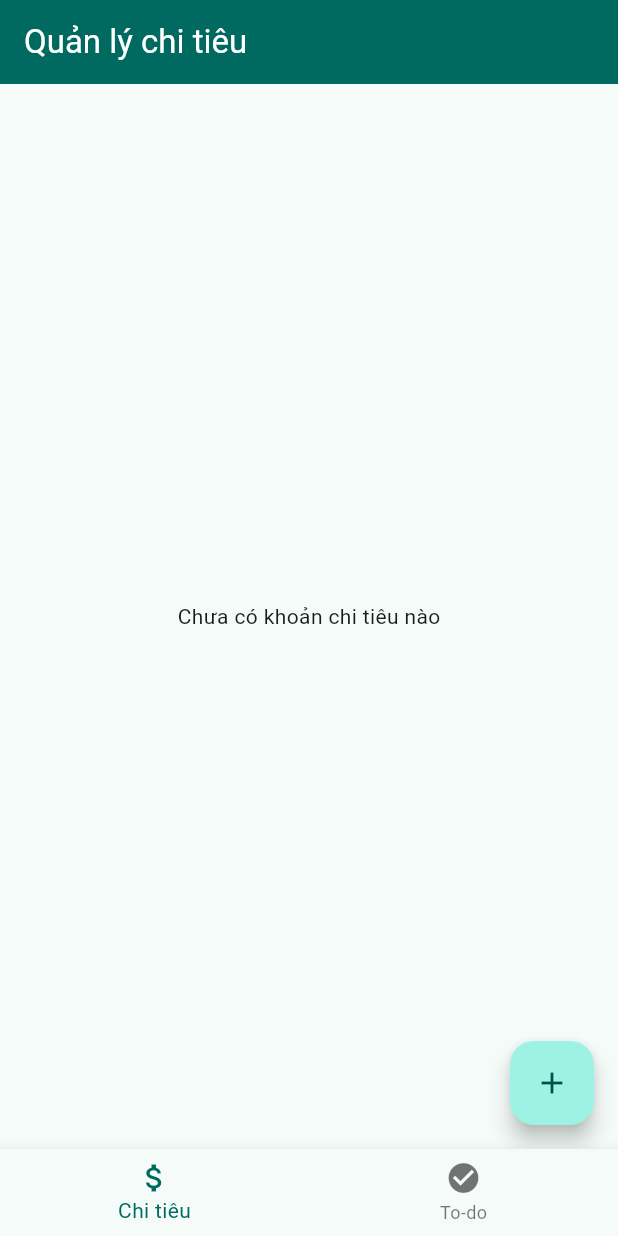
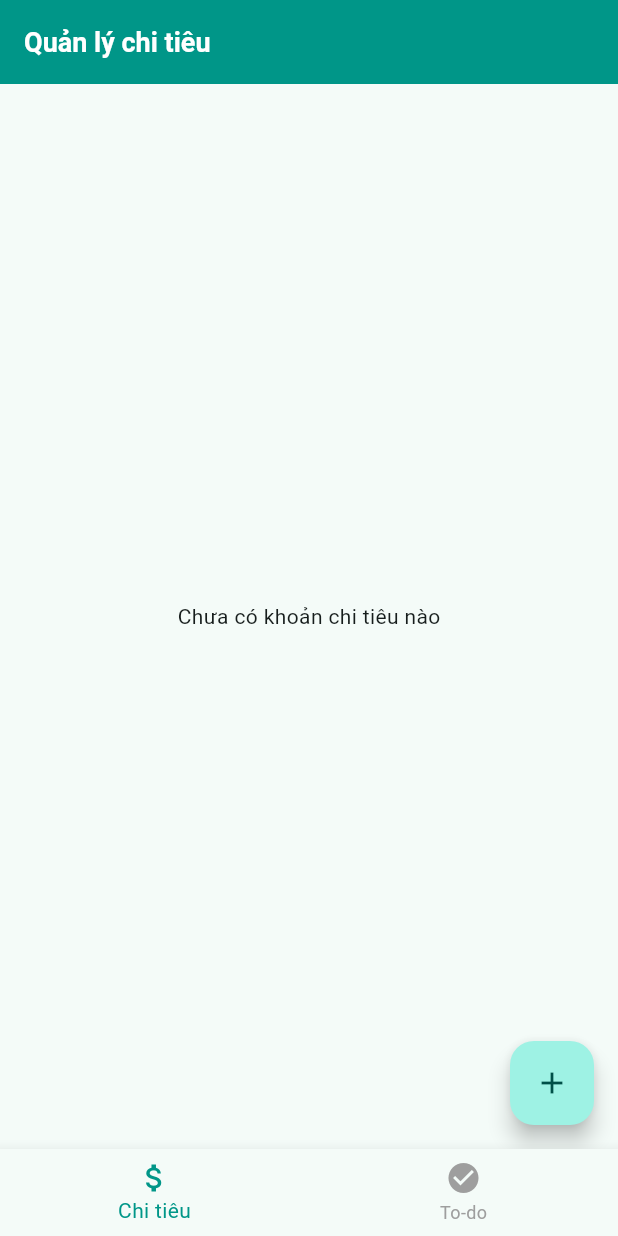
Before and after one commit to TrungTinTapCode/miniapp, a Flutter app: the screen it shows after launch, after a tap on the "add" icon, after a tap on the "delete" icon, on a phone screen of 412 x 824 dp. Run offline on Flutter 3.47's test engine with Material 3 defaults, Android fonts, the phone set to English and light mode, and no system bars.

Commit message:
refactor screen, add styles

```diff
--- /dev/null
+++ b/lib/constants/app_colors.dart
@@ -0,0 +1,19 @@
+import 'package:flutter/material.dart';
+
+class AppColors {
+  // Màu chủ đạo
+  static const Color primary = Colors.teal;
+  static const Color accent = Colors.orange;
+
+  // Text
+  static const Color textPrimary = Colors.black87;
+  static const Color textSecondary = Colors.grey;
+
+  // Trạng thái
+  static const Color success = Colors.green;
+  static const Color error = Colors.red;
+
+  // Nền
+  static const Color background = Color(0xFFF5F5F5);
+  static const Color cardBackground = Colors.white;
+}
--- /dev/null
+++ b/lib/constants/app_styles.dart
@@ -0,0 +1,32 @@
+import 'package:flutter/material.dart';
+import 'app_colors.dart';
+
+class AppStyles {
+  // Tiêu đề chính
+  static const TextStyle title = TextStyle(
+    fontSize: 18,
+    fontWeight: FontWeight.bold,
+    color: AppColors.textPrimary,
+  );
+
+  // Nội dung nhỏ
+  static const TextStyle subtitle = TextStyle(
+    fontSize: 14,
+    color: AppColors.textSecondary,
+  );
+
+  // Công việc hoàn thành
+  static const TextStyle doneTask = TextStyle(
+    fontSize: 16,
+    fontWeight: FontWeight.w500,
+    color: AppColors.textSecondary,
+    decoration: TextDecoration.lineThrough,
+  );
+
+  // Công việc chưa hoàn thành
+  static const TextStyle pendingTask = TextStyle(
+    fontSize: 16,
+    fontWeight: FontWeight.w500,
+    color: AppColors.textPrimary,
+  );
+}
--- a/lib/screens/expense_screen.dart
+++ b/lib/screens/expense_screen.dart
@@ -2,6 +2,7 @@ import 'package:flutter/material.dart';
 import 'package:provider/provider.dart';
 import '../providers/expense_provider.dart';
 import '../models/expense.dart';
+import '../widgets/expense_item.dart';
 
 class ExpenseScreen extends StatelessWidget {
   const ExpenseScreen({super.key});
@@ -18,29 +19,24 @@ class ExpenseScreen extends StatelessWidget {
               itemCount: expenses.length,
               itemBuilder: (ctx, i) {
                 final Expense expense = expenses[i];
-                return ListTile(
-                  leading: const Icon(Icons.money),
-                  title: Text(expense.title),
-                  subtitle: Text(
-                      "${expense.amount.toStringAsFixed(0)} VND - ${expense.date.toLocal()}"),
-                  trailing: IconButton(
-                    icon: const Icon(Icons.delete, color: Colors.red),
-                    onPressed: () {
-                      expenseProvider.removeExpense(expense.id);
-                    },
-                  ),
+                return ExpenseItem(
+                  expense: expense,
+                  onDelete: () =>
+                      expenseProvider.removeExpense(expense.id),
                 );
               },
             ),
       floatingActionButton: FloatingActionButton(
         onPressed: () {
           // Thêm dữ liệu test nhanh
-          expenseProvider.addExpense(Expense(
-            id: DateTime.now().toString(),
-            title: "Mua cà phê",
-            amount: 20000,
-            date: DateTime.now(),
-          ));
+          expenseProvider.addExpense(
+            Expense(
+              id: DateTime.now().toString(),
+              title: "Mua cà phê",
+              amount: 20000,
+              date: DateTime.now(),
+            ),
+          );
         },
         child: const Icon(Icons.add),
       ),
--- a/lib/screens/home_screen.dart
+++ b/lib/screens/home_screen.dart
@@ -1,6 +1,8 @@
 import 'package:flutter/material.dart';
 import 'expense_screen.dart';
 import 'todo_screen.dart';
+import '../constants/app_colors.dart';
+import '../constants/app_styles.dart';
 
 class HomeScreen extends StatefulWidget {
   const HomeScreen({super.key});
@@ -32,14 +34,19 @@ class _HomeScreenState extends State<HomeScreen> {
   Widget build(BuildContext context) {
     return Scaffold(
       appBar: AppBar(
-        title: Text(_titles[_selectedIndex]),
-        backgroundColor: Theme.of(context).colorScheme.primary,
+        title: Text(
+          _titles[_selectedIndex],
+          style: AppStyles.title.copyWith(color: Colors.white),
+        ),
+        backgroundColor: AppColors.primary,
         foregroundColor: Colors.white,
       ),
       body: _screens[_selectedIndex],
       bottomNavigationBar: BottomNavigationBar(
         currentIndex: _selectedIndex,
         onTap: _onItemTapped,
+        selectedItemColor: AppColors.primary,
+        unselectedItemColor: AppColors.textSecondary,
         items: const [
           BottomNavigationBarItem(
             icon: Icon(Icons.attach_money),
--- a/lib/widgets/expense_item.dart
+++ b/lib/widgets/expense_item.dart
@@ -0,0 +1,36 @@
+import 'package:flutter/material.dart';
+import '../models/expense.dart';
+import '../constants/app_styles.dart';
+import '../constants/app_colors.dart';
+
+class ExpenseItem extends StatelessWidget {
+  final Expense expense;
+  final VoidCallback onDelete;
+
+  const ExpenseItem({
+    super.key,
+    required this.expense,
+    required this.onDelete,
+  });
+
+  @override
+  Widget build(BuildContext context) {
+    return Card(
+      color: AppColors.cardBackground,
+      margin: const EdgeInsets.symmetric(horizontal: 12, vertical: 6),
+      child: ListTile(
+        leading: const Icon(Icons.attach_money, color: AppColors.success),
+        title: Text(expense.title, style: AppStyles.title),
+        subtitle: Text(
+          "${expense.amount.toStringAsFixed(0)} VND\n${expense.date.toLocal()}",
+          style: AppStyles.subtitle,
+        ),
+        isThreeLine: true,
+        trailing: IconButton(
+          icon: const Icon(Icons.delete, color: AppColors.error),
+          onPressed: onDelete,
+        ),
+      ),
+    );
+  }
+}
```
Also changed, not shown: lib/screens/todo_screen.dart (+11 -22 lines), lib/widgets/task_item.dart (+40 -0 lines), lib/constants/app_strings.dart (added), lib/utils/date_formatter.dart (added), lib/utils/number_formatter.dart (added).
